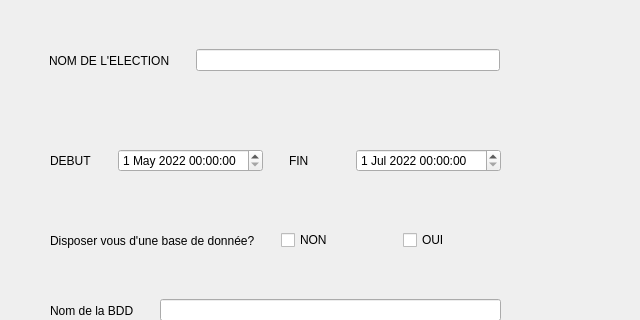
The window that Codes/biblio/ui/setUp.ui (enst-abstention/votesAlternatifsTD5_SimporeLemaitre) describes before a commit, drawn with Qt 5; both pictures show x 0 to 640 and y 155 to 475 of the 640 by 748 pixel window.
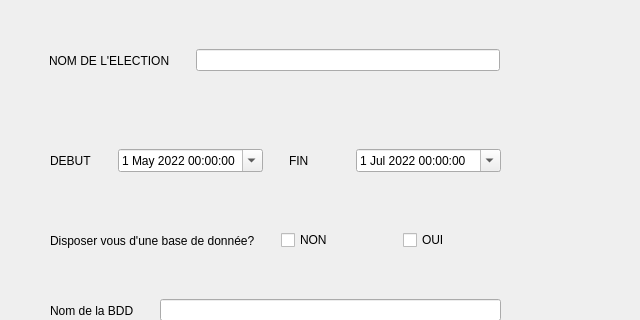
The same window after the commit. Icons and pictures are not drawn.

Patch:
```diff
--- a/Codes/biblio/ui/setUp.ui
+++ b/Codes/biblio/ui/setUp.ui
@@ -13,10 +13,6 @@
   <property name="windowTitle">
    <string>Dialog</string>
   </property>
-  <property name="styleSheet">
-   <string notr="true">background-image: url(:/newPrefix/IHM/urneess.jpg);
-background-image: url(:/newPrefix/urnnne.jpg)</string>
-  </property>
   <widget class="QLabel" name="label">
    <property name="geometry">
     <rect>
@@ -113,6 +109,9 @@
         <day>1</day>
        </date>
       </property>
+      <property name="calendarPopup">
+       <bool>true</bool>
+      </property>
      </widget>
     </item>
     <item>
@@ -144,6 +143,9 @@
         <day>1</day>
        </date>
       </property>
+      <property name="calendarPopup">
+       <bool>true</bool>
+      </property>
      </widget>
     </item>
    </layout>
```
Left out of the diff: 11 changed lines with no effect on the pictures.
